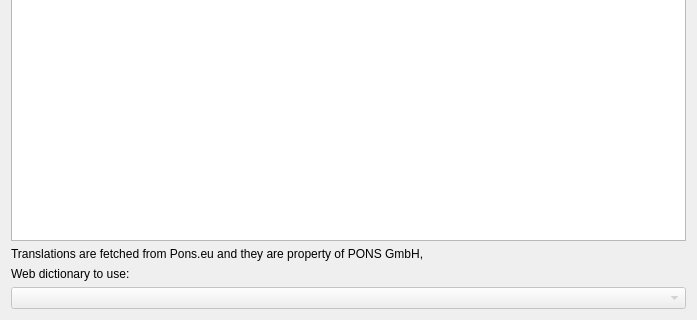
Above: mainwindow.ui from kneczaj/new-translator before the change; both pictures show x 0 to 697 and y 425 to 745 of the 697 by 745 pixel window. Below: the same form after it.
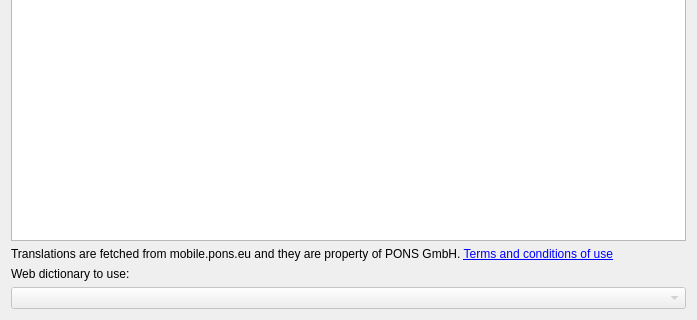
That is the form after the change. Custom widgets are drawn as their Qt base class.

Diff of the .ui file:
```diff
--- a/mainwindow.ui
+++ b/mainwindow.ui
@@ -146,7 +146,10 @@
     <item>
      <widget class="QLabel" name="label">
       <property name="text">
-       <string>Translations are fetched from Pons.eu and they are property of PONS GmbH,</string>
+       <string>Translations are fetched from mobile.pons.eu and they are property of PONS GmbH. &lt;a href=&quot;http://www.pons.eu/specials/cms/mobile/en/terms/&quot;&gt;Terms and conditions of use&lt;/a&gt;</string>
+      </property>
+      <property name="openExternalLinks">
+       <bool>true</bool>
       </property>
      </widget>
     </item>
```
